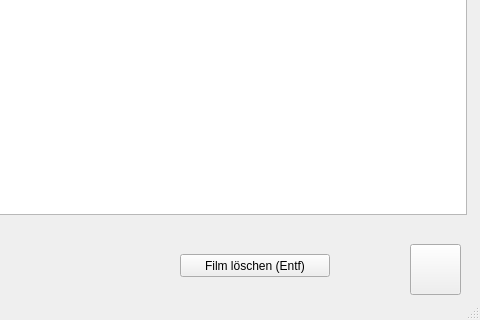
Qt form VidSuchUI.ui (ruegi/vidsuch) before a commit; both pictures show x 794 to 1274 and y 435 to 755 of the 1274 by 755 pixel window.
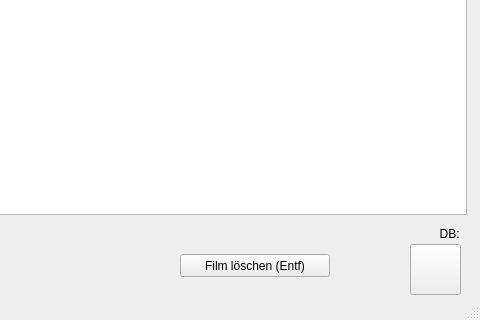
The same form after that commit. Icons and pictures are not drawn.

Patch:
```diff
--- a/VidSuchUI.ui
+++ b/VidSuchUI.ui
@@ -397,6 +397,39 @@
      <string>DateiInfo (F2)</string>
     </property>
    </widget>
+   <widget class="QLabel" name="lbl_db">
+    <property name="enabled">
+     <bool>true</bool>
+    </property>
+    <property name="geometry">
+     <rect>
+      <x>1066</x>
+      <y>640</y>
+      <width>191</width>
+      <height>20</height>
+     </rect>
+    </property>
+    <property name="font">
+     <font>
+      <pointsize>9</pointsize>
+     </font>
+    </property>
+    <property name="layoutDirection">
+     <enum>Qt::RightToLeft</enum>
+    </property>
+    <property name="autoFillBackground">
+     <bool>false</bool>
+    </property>
+    <property name="inputMethodHints">
+     <set>Qt::ImhNoAutoUppercase</set>
+    </property>
+    <property name="text">
+     <string>DB: </string>
+    </property>
+    <property name="alignment">
+     <set>Qt::AlignRight|Qt::AlignTrailing|Qt::AlignVCenter</set>
+    </property>
+   </widget>
   </widget>
   <widget class="QStatusBar" name="statusbar"/>
   <widget class="QMenuBar" name="menuBar">
```
Left out of the diff: 7 changed lines with no effect on the pictures.
